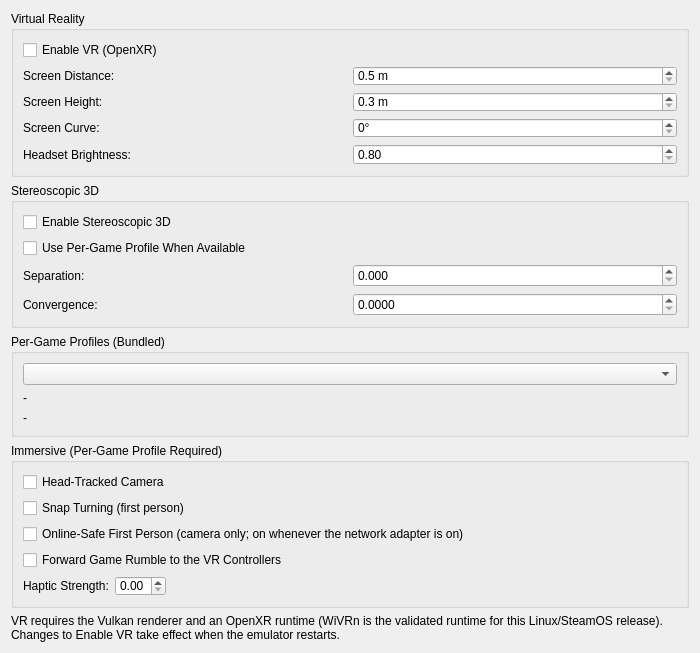
This is pcsx2-qt/Settings/VRSettingsWidget.ui in beadbeed/PenguinScreen2 as Qt 5 draws it before an edit. The edited form follows.
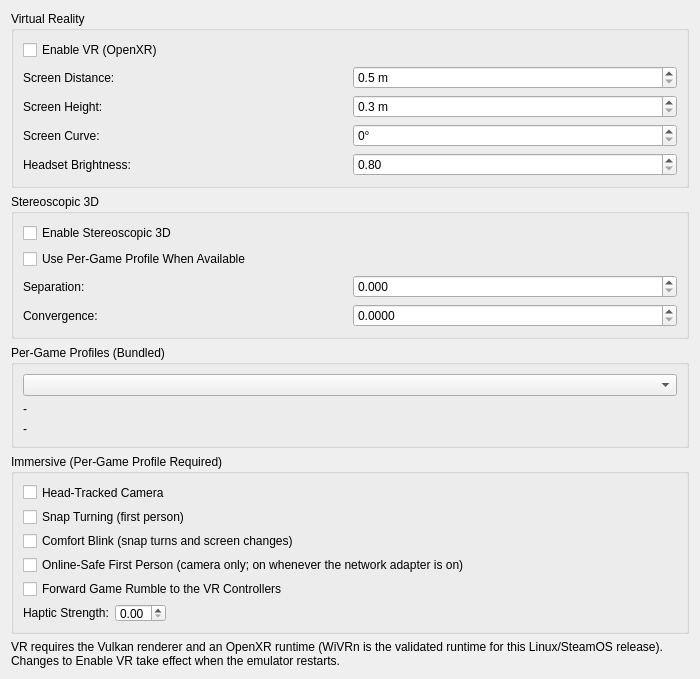
This is the edited form.

Commit message: VR: comfort blink on snap turns and screen changes

The edit to the form file:
```diff
--- a/pcsx2-qt/Settings/VRSettingsWidget.ui
+++ b/pcsx2-qt/Settings/VRSettingsWidget.ui
@@ -273,6 +273,13 @@
         </property>
        </widget>
       </item>
+      <item>
+       <widget class="QCheckBox" name="comfortBlink">
+        <property name="text">
+         <string>Comfort Blink (snap turns and screen changes)</string>
+        </property>
+       </widget>
+      </item>
       <item>
        <widget class="QCheckBox" name="onlineSafe">
         <property name="text">
```
Left out of the diff: 1 changed line with no effect on the pictures. The commit also changes 8 other files.
